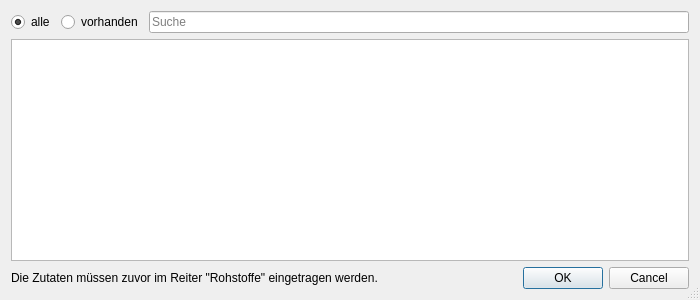
Old version of the form kleiner-brauhelfer/dialogs/dlgrohstoffauswahl.ui in the repository kleiner-brauhelfer/kleiner-brauhelfer-2.
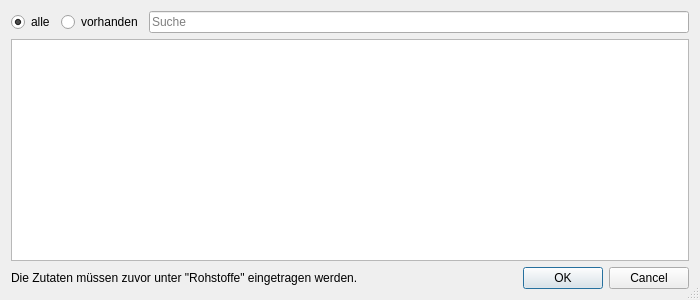
New version of the form. Custom widgets are drawn as their Qt base class.

```diff
--- a/kleiner-brauhelfer/dialogs/dlgrohstoffauswahl.ui
+++ b/kleiner-brauhelfer/dialogs/dlgrohstoffauswahl.ui
@@ -90,7 +90,7 @@
      <item>
       <widget class="QLabel" name="label_2">
        <property name="text">
-        <string>Die Zutaten müssen zuvor im Reiter &quot;Rohstoffe&quot; eingetragen werden.</string>
+        <string>Die Zutaten müssen zuvor unter &quot;Rohstoffe&quot; eingetragen werden.</string>
        </property>
       </widget>
      </item>
```
